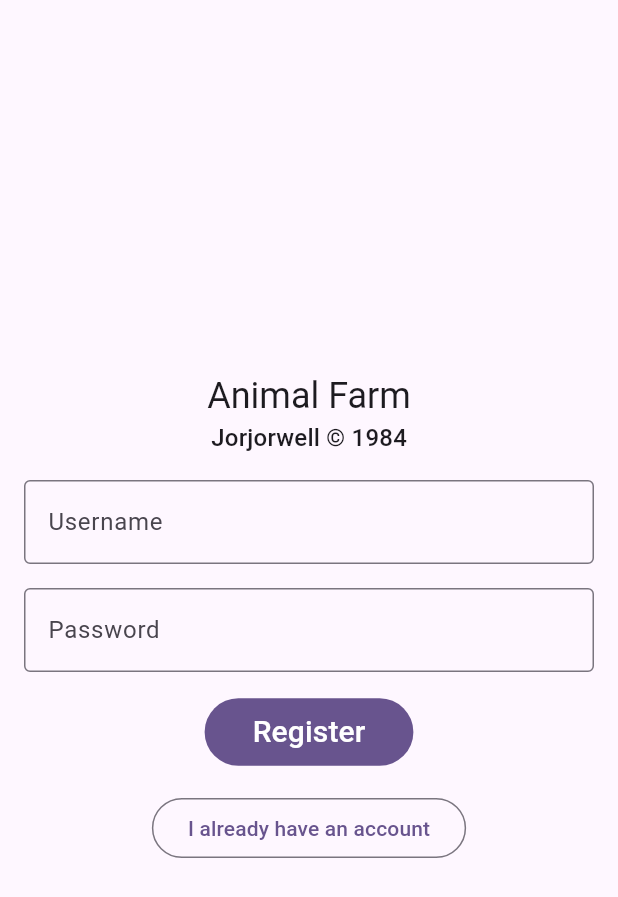
After one commit to camper0008/school-example-projects, a Flutter app: the screen it shows after launch, after a tap on "I don't have an account", on a phone screen of 412 x 824 dp. The commit adds this screen. Shown: the top 897 px of the screen. Run offline on Flutter 3.47's test engine with Material 3 defaults, Android fonts, the phone set to English and light mode, and no system bars; network calls fail.

Commit message:
working login/register page

```diff
--- a/flutter-http/lib/login.dart
+++ b/flutter-http/lib/login.dart
@@ -1,10 +1,18 @@
+import 'dart:convert';
+
 import 'package:animal_farm/config.dart';
+import 'package:animal_farm/register.dart';
 import 'package:animal_farm/logo.dart';
-import 'package:animal_farm/register.dart';
+import 'package:animal_farm/page_scaffold.dart';
 import 'package:flutter/material.dart';
+import 'package:provider/provider.dart';
+import 'package:http/http.dart' as http;
 
-class _LoginForm extends StatelessWidget {
-  const _LoginForm();
+class _Form extends StatelessWidget {
+  _Form();
+
+  final TextEditingController username = TextEditingController();
+  final TextEditingController password = TextEditingController();
 
   @override
   Widget build(BuildContext context) {
@@ -14,6 +22,7 @@ class _LoginForm extends StatelessWidget {
           labelText: "Username",
           border: OutlineInputBorder(),
         ),
+        controller: username,
       ),
       SizedBox(height: 16.0),
       TextField(
@@ -22,52 +31,129 @@ class _LoginForm extends StatelessWidget {
             border: OutlineInputBorder(),
           ),
           obscureText: true,
-      ),
+          controller: password),
       SizedBox(height: 16.0),
-      FilledButton(
+      Consumer<_State>(
+        builder: (context, value, child) {
+          return FilledButton(
+            child: child,
+            onPressed: () {
+              value.login(username.text, password.text);
+            },
+          );
+        },
         child: Padding(
           padding: EdgeInsets.all(8.0),
-              child: Text("Login", style: TextStyle(fontSize: 20.0))),
-          onPressed: () {}),
+          child: Text(
+            "Login",
+            style: TextStyle(fontSize: 20.0),
+          ),
+        ),
+      )
     ]);
   }
 }
 
+sealed class _Response {
+  static fromJson(Map<String, dynamic> body) {
+    if (body["ok"]) {
+      return _SuccessResponse(token: body["token"]);
+    } else {
+      return _ErrorResponse(message: body["message"]);
+    }
+  }
+}
+
+final class _NoneResponse extends _Response {}
+
+final class _ErrorResponse extends _Response {
+  final String message;
+  _ErrorResponse({required this.message});
+}
+
+final class _SuccessResponse extends _Response {
+  final String token;
+  _SuccessResponse({required this.token});
+}
+
+class _State extends ChangeNotifier {
+  Future<_Response> future = Future.value(_NoneResponse());
+  final String apiUrl;
+
+  _State({required this.apiUrl});
+
+  _Response _parseResponse(http.Response response) {
+    return _Response.fromJson(
+        jsonDecode(response.body) as Map<String, dynamic>);
+  }
+
+  void login(String username, String password) {
+    final body = json.encode({"username": username, "password": password});
+    future = http
+        .post(Uri.parse("$apiUrl/login"),
+            headers: {"Content-Type": "application/json"}, body: body)
+        .then(_parseResponse);
+    notifyListeners();
+  }
+}
+
+List<Widget> _displayedResponse(_Response? data) {
+  return switch (data) {
+    null || _NoneResponse() => [SizedBox()],
+    _ErrorResponse(message: final msg) => [
+        Text("An error occured: $msg"),
+        SizedBox(height: 16.0)
+      ],
+    _SuccessResponse(token: final token) => [
+        Text("Received token: $token"),
+        SizedBox(height: 16.0)
+      ],
+  };
+}
+
 class LoginPage extends StatelessWidget {
   final Config config;
+
   const LoginPage({super.key, required this.config});
+
+  void _gotoRegister(BuildContext context) {
+    Navigator.pushReplacement(
+      context,
+      MaterialPageRoute(
+        builder: (BuildContext context) => RegisterPage(config: config),
+      ),
+    );
+  }
 
   @override
   Widget build(BuildContext context) {
-    return Scaffold(
-      body: Center(
-        child: ConstrainedBox(
-          constraints: BoxConstraints.loose(Size(1000.0, double.infinity)),
-          child: Padding(
-            padding: EdgeInsets.all(16.0),
-            child: Column(
+    return PageScaffold(
+      child: ChangeNotifierProvider(
+        create: (_) => _State(apiUrl: config.apiUrl),
+        builder: (context, _) {
+          return FutureBuilder(
+            future: Provider.of<_State>(context).future,
+            builder: (context, snapshot) {
+              if (snapshot.connectionState == ConnectionState.waiting) {
+                return CircularProgressIndicator();
+              }
+              return Column(
                 mainAxisAlignment: MainAxisAlignment.center,
                 children: <Widget>[
                   Logo(),
                   SizedBox(height: 16.0),
-                _LoginForm(),
+                  _Form(),
                   SizedBox(height: 16.0),
+                  ..._displayedResponse(snapshot.data),
                   OutlinedButton(
+                    onPressed: () => _gotoRegister(context),
                     child: Text("I don't have an account"),
-                  onPressed: () {
-                    Navigator.pushReplacement(
-                      context,
-                      MaterialPageRoute(
-                        builder: (BuildContext context) =>
-                            RegisterPage(config: config),
                   ),
+                ],
               );
             },
-                ),
-              ],
-            ),
-          ),
-        ),
+          );
+        },
       ),
     );
   }
--- /dev/null
+++ b/flutter-http/lib/page_scaffold.dart
@@ -0,0 +1,18 @@
+import 'package:flutter/material.dart';
+import 'package:provider/single_child_widget.dart';
+
+class PageScaffold extends SingleChildStatelessWidget {
+  const PageScaffold({super.key, super.child});
+
+  @override
+  Widget buildWithChild(BuildContext context, Widget? child) {
+    return Scaffold(
+      body: Center(
+        child: ConstrainedBox(
+          constraints: BoxConstraints.loose(Size(1000.0, double.infinity)),
+          child: Padding(padding: EdgeInsets.all(16.0), child: child),
+        ),
+      ),
+    );
+  }
+}
--- a/flutter-http/lib/register.dart
+++ b/flutter-http/lib/register.dart
@@ -3,12 +3,13 @@ import 'dart:convert';
 import 'package:animal_farm/config.dart';
 import 'package:animal_farm/login.dart';
 import 'package:animal_farm/logo.dart';
+import 'package:animal_farm/page_scaffold.dart';
 import 'package:flutter/material.dart';
 import 'package:provider/provider.dart';
 import 'package:http/http.dart' as http;
 
-class _RegisterForm extends StatelessWidget {
-  _RegisterForm();
+class _Form extends StatelessWidget {
+  _Form();
 
   final TextEditingController username = TextEditingController();
   final TextEditingController password = TextEditingController();
@@ -32,7 +33,7 @@ class _RegisterForm extends StatelessWidget {
           obscureText: true,
           controller: password),
       SizedBox(height: 16.0),
-      Consumer<RegisterState>(
+      Consumer<_State>(
         builder: (context, value, child) {
           return FilledButton(
             child: child,
@@ -53,33 +54,33 @@ class _RegisterForm extends StatelessWidget {
   }
 }
 
-sealed class RegisterResult {
+sealed class _Response {
   static fromJson(Map<String, dynamic> body) {
     if (body["ok"]) {
-      return Success();
+      return _SuccessResponse();
     } else {
-      return Error(message: body["message"]);
+      return _ErrorResponse(message: body["message"]);
     }
   }
 }
 
-final class None extends RegisterResult {}
+final class _NoneResponse extends _Response {}
 
-final class Error extends RegisterResult {
+final class _ErrorResponse extends _Response {
   final String message;
-  Error({required this.message});
+  _ErrorResponse({required this.message});
 }
 
-final class Success extends RegisterResult {}
+final class _SuccessResponse extends _Response {}
 
-class RegisterState extends ChangeNotifier {
-  Future<RegisterResult> future = Future.value(None());
+class _State extends ChangeNotifier {
+  Future<_Response> future = Future.value(_NoneResponse());
   final String apiUrl;
 
-  RegisterState({required this.apiUrl});
+  _State({required this.apiUrl});
 
-  RegisterResult _parseResponse(http.Response response) {
-    return RegisterResult.fromJson(
+  _Response _parseResponse(http.Response response) {
+    return _Response.fromJson(
         jsonDecode(response.body) as Map<String, dynamic>);
   }
 
@@ -89,7 +90,19 @@ class RegisterState extends ChangeNotifier {
         .post(Uri.parse("$apiUrl/register"),
             headers: {"Content-Type": "application/json"}, body: body)
         .then(_parseResponse);
+    notifyListeners();
   }
+}
+
+List<Widget> _displayedResponse(_Response? data) {
+  return switch (data) {
+    null || _NoneResponse() => [SizedBox()],
+    _ErrorResponse(message: final msg) => [
+        Text("An error occured: $msg"),
+        SizedBox(height: 16.0)
+      ],
+    _SuccessResponse() => [Text("Account created!"), SizedBox(height: 16.0)],
+  };
 }
 
 class RegisterPage extends StatelessWidget {
@@ -97,40 +110,44 @@ class RegisterPage extends StatelessWidget {
 
   const RegisterPage({super.key, required this.config});
 
+  void _gotoLogin(BuildContext context) {
+    Navigator.pushReplacement(
+      context,
+      MaterialPageRoute(
+        builder: (BuildContext context) => LoginPage(config: config),
+      ),
+    );
+  }
+
   @override
   Widget build(BuildContext context) {
-    return ChangeNotifierProvider(
-      create: (_) => RegisterState(apiUrl: config.apiUrl),
-      child: Scaffold(
-        body: Center(
-          child: ConstrainedBox(
-            constraints: BoxConstraints.loose(Size(1000.0, double.infinity)),
-            child: Padding(
-              padding: EdgeInsets.all(16.0),
-              child: Column(
+    return PageScaffold(
+      child: ChangeNotifierProvider(
+        create: (_) => _State(apiUrl: config.apiUrl),
+        builder: (context, _) {
+          return FutureBuilder(
+            future: Provider.of<_State>(context).future,
+            builder: (context, snapshot) {
+              if (snapshot.connectionState == ConnectionState.waiting) {
+                return CircularProgressIndicator();
+              }
+              return Column(
                 mainAxisAlignment: MainAxisAlignment.center,
                 children: <Widget>[
                   Logo(),
                   SizedBox(height: 16.0),
-                  _RegisterForm(),
+                  _Form(),
                   SizedBox(height: 16.0),
+                  ..._displayedResponse(snapshot.data),
                   OutlinedButton(
+                    onPressed: () => _gotoLogin(context),
                     child: Text("I already have an account"),
-                    onPressed: () {
-                      Navigator.pushReplacement(
-                        context,
-                        MaterialPageRoute(
-                          builder: (BuildContext context) =>
-                              LoginPage(config: config),
-                        ),
-                      );
-                    },
                   ),
                 ],
-              ),
-            ),
-          ),
-        ),
+              );
+            },
+          );
+        },
       ),
     );
   }
```
Also changed, not shown: flutter-http/lib/animal.dart (added, +17 -0 lines), 2 other files. Lines whose indentation alone changed are shown as unchanged.
